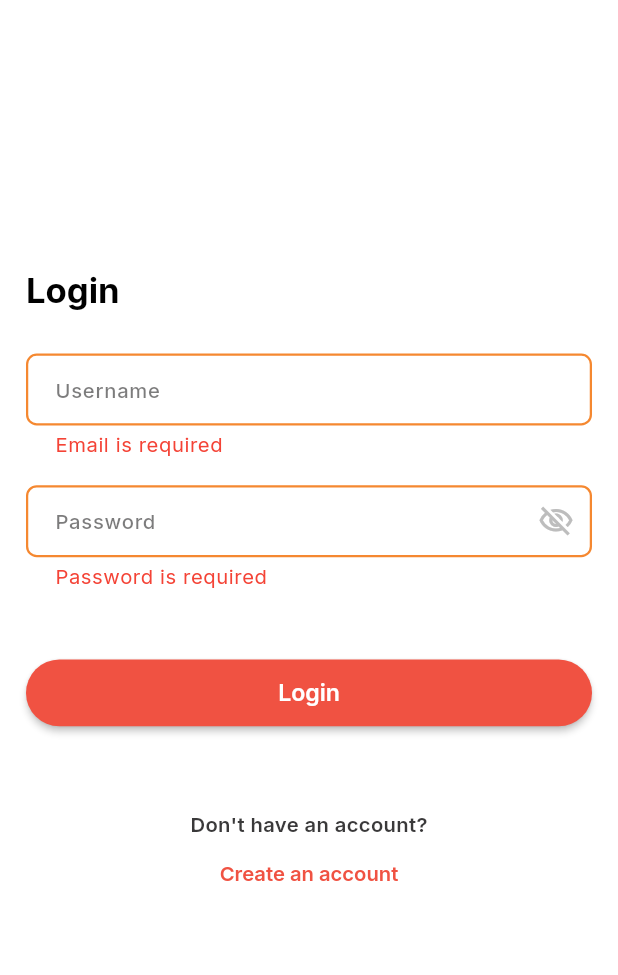
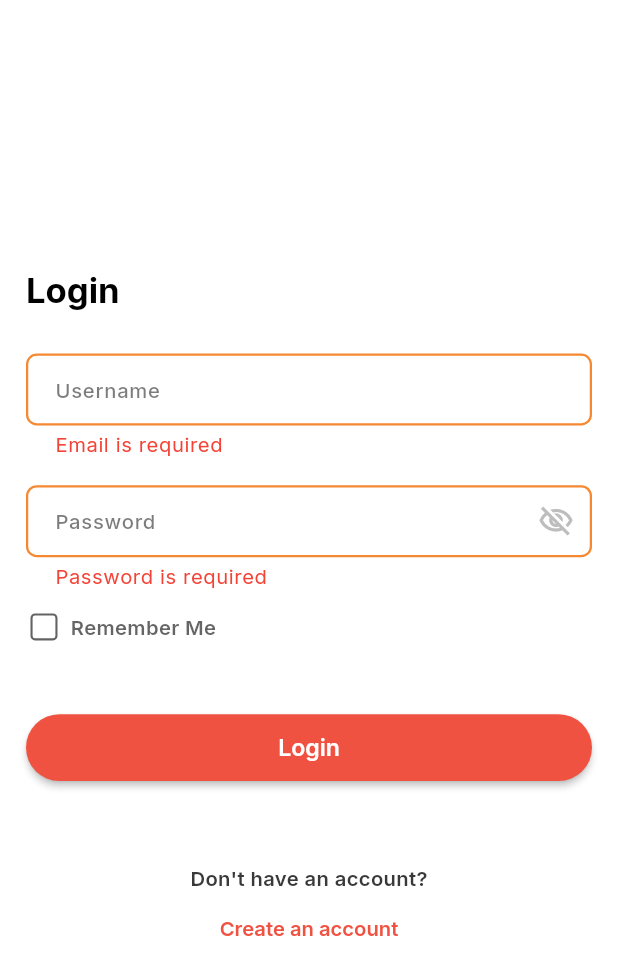
Before and after one commit to bishal-rumba007/catering-service-app, a Flutter app: the screen it shows after launch, after a tap on "Login", on a phone screen of 412 x 824 dp. Shown: the top 975 px of the screen. Run offline on Flutter 3.47's test engine with Material 3 defaults, Android fonts, the phone set to English and light mode, and no system bars; our stand-ins replace cloud_firestore, firebase_auth, firebase_core, flutter_chat_types, flutter_riverpod, flutter_screenutil and 3 more; missing offline and left inert: flutter_firebase_chat_core; accounts and stored records are empty.

Commit message:
remember me feature add

```diff
--- a/lib/src/features/auth/screens/login_screen.dart
+++ b/lib/src/features/auth/screens/login_screen.dart
@@ -7,6 +7,7 @@ import 'package:catering_service_app/src/themes/export_themes.dart';
 import 'package:flutter/material.dart';
 import 'package:flutter_riverpod/flutter_riverpod.dart';
 import 'package:flutter_screenutil/flutter_screenutil.dart';
+import 'package:hive_flutter/hive_flutter.dart';
 
 class LoginScreen extends StatefulWidget {
   const LoginScreen({super.key});
@@ -19,6 +20,40 @@ class _LoginScreenState extends State<LoginScreen> {
   final _formKey = GlobalKey<FormState>();
   final TextEditingController _usernameController = TextEditingController();
   final TextEditingController _passwordController = TextEditingController();
+
+  /// boolean variable to check if remember me is clicked or not
+  bool _isChecked = false;
+
+  late Box box1;
+
+  @override
+  void initState() {
+    super.initState();
+    createOpenBox();
+  }
+
+  /// create a box with this function below
+  void createOpenBox() async {
+    box1 = await Hive.openBox('loginData');
+    getData();
+  }
+
+
+  /// gets the stored data from the box and assigns it to the controllers
+  void getData() async {
+    if (box1.get('username') != null) {
+      _usernameController.text = box1.get('username');
+      _isChecked = true;
+      setState(() {});
+    }
+    if (box1.get('password') != null) {
+      _passwordController.text = box1.get('password');
+      _isChecked = true;
+      setState(() {});
+    }
+  }
+
+
 
   @override
   Widget build(BuildContext context) {
@@ -75,6 +110,37 @@ class _LoginScreenState extends State<LoginScreen> {
                       return null;
                     },
                   ),
+                  SizedBox(height: 14.h),
+                  Row(
+                    mainAxisAlignment: MainAxisAlignment.start,
+                    children: [
+                      Checkbox(
+                        value: _isChecked,
+                        onChanged: (value) {
+                          _isChecked = !_isChecked;
+                          removeLoginInfo();
+                          setState(() {});
+                        },
+                        materialTapTargetSize: MaterialTapTargetSize.shrinkWrap,
+                        visualDensity: const VisualDensity(horizontal: -4, vertical: -4),
+                        activeColor: AppColor.primaryRed,
+                        checkColor: Colors.white,
+                        side: const BorderSide(
+                          color: AppColor.greyColor,
+                          width: 1.4
+                        ),
+                        shape: RoundedRectangleBorder(
+                          borderRadius: BorderRadius.circular(3),
+                        ),
+                      ),
+                      SizedBox(width: 6.w,),
+                      Text("Remember Me",
+                        style: Theme.of(context).textTheme.bodyMedium?.copyWith(
+                          fontWeight: FontWeight.w600,
+                        ),
+                      ),
+                    ],
+                  ),
                   SizedBox(height: 50.h),
                   Consumer(
                     builder: (context, ref, child) {
@@ -84,6 +150,7 @@ class _LoginScreenState extends State<LoginScreen> {
                          if(_formKey.currentState!.validate()){
                            final navigator = Navigator.of(context);
                            buildLoadingDialog(context, "Logging in..");
+                           login();
                            final response = await authData.login(
                              email: _usernameController.text.trim(),
                              password: _passwordController.text.trim(),
@@ -123,4 +190,19 @@ class _LoginScreenState extends State<LoginScreen> {
       ),
     );
   }
+
+  /// adds the user info into (box) the local database (Hive)
+  void login() {
+    if (_isChecked) {
+      box1.put('username', _usernameController.value.text);
+      box1.put('password', _passwordController.value.text);
+    }
+  }
+
+  /// clears the box or removes the stored credentials.
+  void removeLoginInfo(){
+    if(!_isChecked){
+      box1.clear();
+    }
+  }
 }
```
